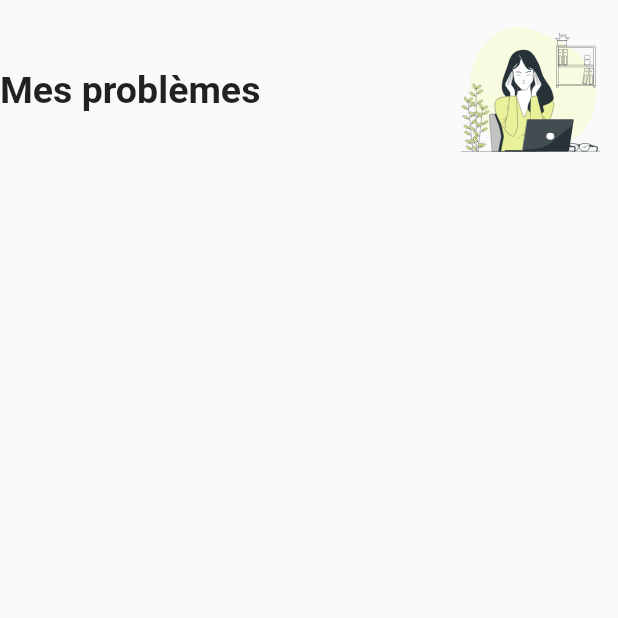
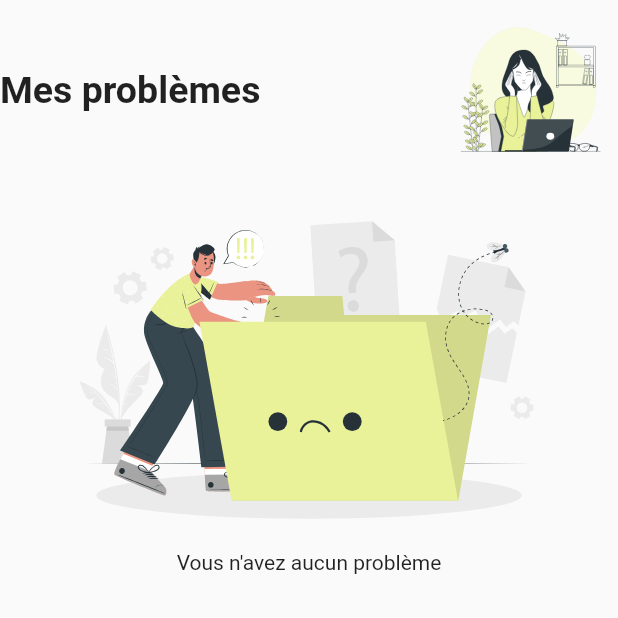
Before and after one commit to salmaoussahi/solve__it__project_-flutter_firebase_bloc-, a Flutter app: the Accueil screen opened directly, on a phone screen of 412 x 824 dp, the top half of it. Run offline on Flutter 3.47's test engine with Material 2 defaults, Android fonts, the phone set to English and light mode, and no system bars; our stand-ins replace bloc, cloud_firestore, email_validator, equatable, firebase_auth, firebase_core and 3 more; accounts and stored records are empty.

Commit message:
fixing problems

```diff
--- a/lib/bloc/database/database_event.dart
+++ b/lib/bloc/database/database_event.dart
@@ -79,3 +79,12 @@ class AddProblemRequested extends DatabaseEvent {
     required this.groupeId,
   });
 }
+
+// Lorsque l'utilisateur supprimme un groupe ,
+//cet événement est appelé et [Databaserepository] est appelé
+//peffectuer le taitement
+class DeleteGroupe extends DatabaseEvent {
+  String groupeId;
+
+  DeleteGroupe({required this.groupeId});
+}
--- a/lib/bloc/database/database_state.dart
+++ b/lib/bloc/database/database_state.dart
@@ -167,7 +167,6 @@ class ErrorAddComment extends DatabaseState {
   });
 }
 
-
 /******************************************************************************/
 /***************************l'état AddProblems*****************************/
 
@@ -187,3 +186,23 @@ class ErrorAddProblem extends DatabaseState {
     required this.errormessage,
   });
 }
+
+/******************************************************************************/
+/***************************l'état DeleteGroupe*****************************/
+
+// Lorsque l'utilisateur se dirige vesr la page "Accueil",
+//l'état passe d'abord au chargement Loading.
+class LodingDeleteGroupe extends DatabaseState {}
+
+// Lorsque les données sont chargées, l'état passe à Loaded.
+class GroupeDeleted extends DatabaseState {}
+
+class InitialDeleteGroupe extends DatabaseState {}
+
+// Si une erreur se produit, l'état est changé en Error
+class ErrorDeleteGroupe extends DatabaseState {
+  String errormessage;
+  ErrorDeleteGroupe({
+    required this.errormessage,
+  });
+}
--- a/lib/pages/accueil.user_problem.dart
+++ b/lib/pages/accueil.user_problem.dart
@@ -70,7 +70,15 @@ class _AccueilState extends State<Accueil> {
                       return Center(child: CircularProgressIndicator());
                     }
                     final data = snapshot.requireData;
+                    if (data.size == 0) {
+                      return Column(
+                        children: [
+                          SvgPicture.asset("assets/nodata.svg",width: MediaQuery.of(context).size.width*0.9,),
+                          Text("Vous n'avez aucun problème"),
 
+                        ],
+                      );
+                    }
                     return ListView.builder(
                         itemCount: data.size,
                         itemBuilder: (context, index) {
@@ -86,7 +94,6 @@ class _AccueilState extends State<Accueil> {
                                   ),
                                   title: Column(
                                     children: [
-
                                       Text(
                                         '${data.docs[index]['libelle']}',
                                         style: TextStyle(fontSize: 24),
@@ -103,10 +110,8 @@ class _AccueilState extends State<Accueil> {
                                       style: TextStyle(color: Palette.grey)),
                                 ),
                                 Row(
-                                  mainAxisAlignment:
-                                      MainAxisAlignment.end,
+                                  mainAxisAlignment: MainAxisAlignment.end,
                                   children: <Widget>[
-
                                     MaterialButton(
                                       onPressed: () {
                                         Navigator.push(
--- a/lib/pages/groupe.addGroupe.dart
+++ b/lib/pages/groupe.addGroupe.dart
@@ -118,7 +118,7 @@ class _AddGroupeState extends State<AddGroupe> {
           },
           listener: (context, state) {
             if (state is LoadedAddGroup) {
-              Navigator.of(context).pop();
+              // Navigator.of(context).pop();
             }
             if (state is ErrorAddGroup) {
               ScaffoldMessenger.of(context)
```
Also changed, not shown: lib/bloc/database/database_bloc.dart (+12 -0 lines), lib/pages/groupe.othergroupe.dart (+9 -0 lines), lib/pages/groupe.probleme.dart (+26 -4 lines), lib/pages/groupe.usergroupe.dart (+27 -1 lines), lib/repository/database.repository.dart (+24 -0 lines), assets/nodata.svg.
